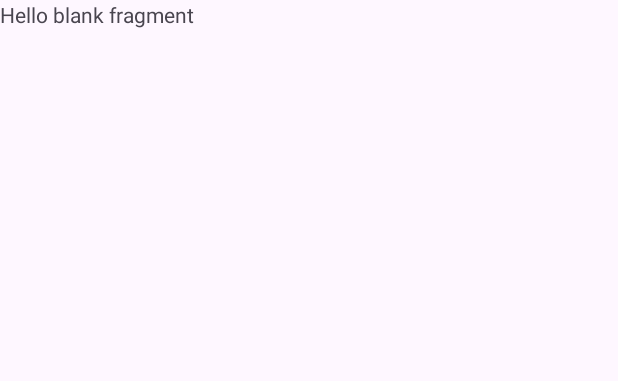
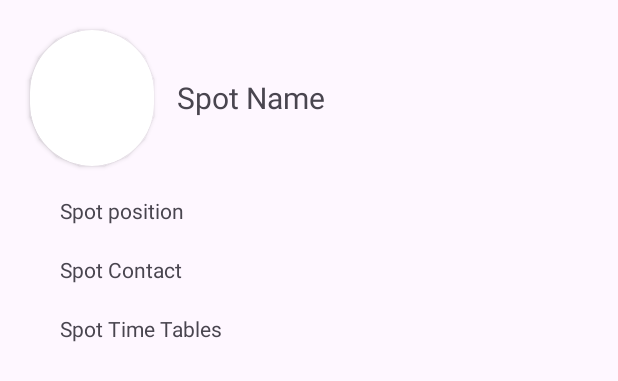
Before and after one commit to n-cupane/NightSpot, an Android app: the layout fragment_spot.xml on its own in the app's theme, with its tools: preview values and no code run, on a phone screen of 412 x 824 dp. Shown: the top 381 px of the screen. Run offline under Robolectric (Android 15) with nearby library versions, the phone set to English and light mode, and no system bars.

Commit message:
created spot starter layout

```diff
--- a/android/NightSpot/app/src/main/res/layout/fragment_spot.xml
+++ b/android/NightSpot/app/src/main/res/layout/fragment_spot.xml
@@ -1,14 +1,69 @@
 <?xml version="1.0" encoding="utf-8"?>
-<FrameLayout xmlns:android="http://schemas.android.com/apk/res/android"
+<androidx.constraintlayout.widget.ConstraintLayout xmlns:android="http://schemas.android.com/apk/res/android"
     xmlns:tools="http://schemas.android.com/tools"
     android:layout_width="match_parent"
     android:layout_height="match_parent"
+    xmlns:app="http://schemas.android.com/apk/res-auto"
     tools:context=".fragments.SpotFragment">
 
-    <!-- TODO: Update blank fragment layout -->
+    <androidx.cardview.widget.CardView
+        android:id="@+id/spot_img"
+        android:layout_width="0dp"
+        android:layout_height="0dp"
+        app:layout_constraintWidth_percent="0.2"
+        app:layout_constraintHeight_percent="0.11"
+        app:cardCornerRadius="100dp"
+        app:layout_constraintTop_toTopOf="parent"
+        app:layout_constraintStart_toStartOf="parent"
+        android:layout_margin="20dp">
+
+    </androidx.cardview.widget.CardView>
+
     <TextView
-        android:layout_width="match_parent"
-        android:layout_height="match_parent"
-        android:text="@string/hello_blank_fragment" />
+        android:layout_width="wrap_content"
+        android:layout_height="wrap_content"
+        app:layout_constraintStart_toEndOf="@id/spot_img"
+        app:layout_constraintTop_toTopOf="@id/spot_img"
+        app:layout_constraintBottom_toBottomOf="@id/spot_img"
+        android:text="Spot Name"
+        android:layout_marginLeft="15dp"
+        android:textSize="20sp">
 
-</FrameLayout>
+    </TextView>
+
+    <TextView
+        android:id="@+id/spot_position"
+        android:layout_width="wrap_content"
+        android:layout_height="wrap_content"
+        app:layout_constraintTop_toBottomOf="@id/spot_img"
+        app:layout_constraintStart_toStartOf="@id/spot_img"
+        android:layout_margin="20dp"
+        android:text="Spot position">
+
+    </TextView>
+
+    <TextView
+        android:id="@+id/spot_contact"
+        android:layout_width="wrap_content"
+        android:layout_height="wrap_content"
+        app:layout_constraintTop_toBottomOf="@id/spot_position"
+        app:layout_constraintStart_toStartOf="@id/spot_img"
+        android:layout_margin="20dp"
+        android:text="Spot Contact">
+
+    </TextView>
+
+    <TextView
+        android:id="@+id/spot_timetables"
+        android:layout_width="wrap_content"
+        android:layout_height="wrap_content"
+        app:layout_constraintTop_toBottomOf="@id/spot_contact"
+        app:layout_constraintStart_toStartOf="@id/spot_img"
+        android:layout_margin="20dp"
+        android:text="Spot Time Tables">
+
+    </TextView>
+
+
+
+</androidx.constraintlayout.widget.ConstraintLayout>
```
